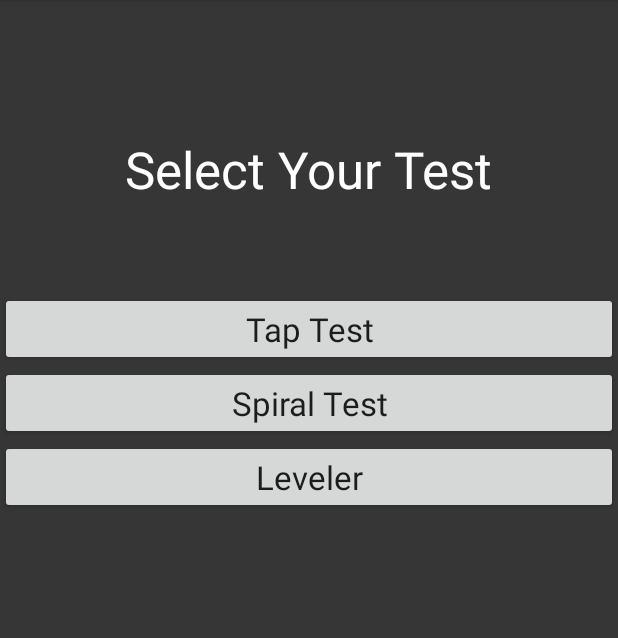
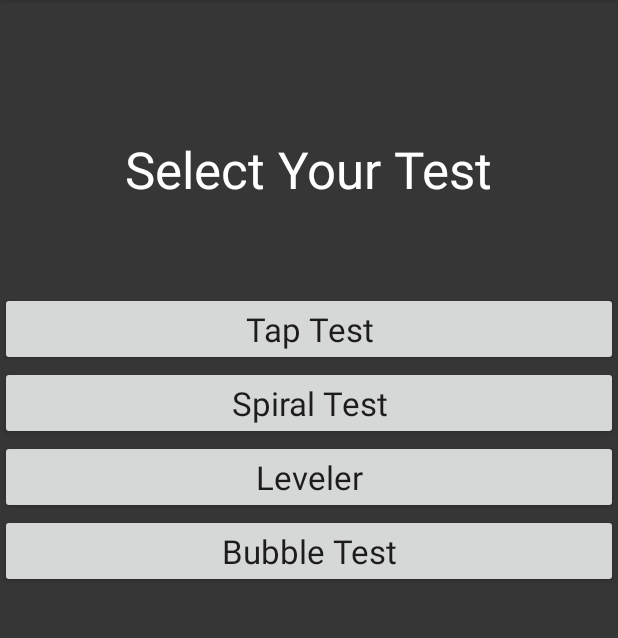
Before and after one commit to jaemoonpark/TapDemo, an Android app: the screen it shows after launch (WelcomeActivity), on a phone screen of 412 x 824 dp, the part 84-722 px from its top. Run offline under Robolectric (Android 15) with nearby library versions, the phone set to English and light mode, and no system bars.

Commit message:
Added the button and activity for BubbleTest

```diff
--- a/app/src/main/AndroidManifest.xml
+++ b/app/src/main/AndroidManifest.xml
@@ -19,7 +19,8 @@
         </activity>
         <activity android:name=".TapTestActivity" />
         <activity android:name=".SpiralActivity" />
-        <activity android:name=".LevelActivity"></activity>
+        <activity android:name=".LevelActivity" />
+        <activity android:name=".BubbleActivity"></activity>
     </application>
 
 </manifest>
--- a/app/src/main/java/com/example/pilot/WelcomeActivity.java
+++ b/app/src/main/java/com/example/pilot/WelcomeActivity.java
@@ -31,4 +31,9 @@ public class WelcomeActivity extends AppCompatActivity {
         Intent intent = new Intent(this, LevelActivity.class);
         startActivity(intent);
     }
+
+    public void bubbleTest(View view){
+        Intent intent = new Intent(this, BubbleActivity.class);
+        startActivity(intent);
+    }
 }
--- a/app/src/main/res/layout/activity_welcome.xml
+++ b/app/src/main/res/layout/activity_welcome.xml
@@ -40,6 +40,17 @@
         android:id="@+id/button3"
         android:textAppearance="@android:style/TextAppearance.DeviceDefault.Large" />
 
+    <Button
+        android:text="Bubble Test"
+        android:layout_width="match_parent"
+        android:layout_height="wrap_content"
+        android:onClick="bubbleTest"
+        android:layout_below="@+id/button3"
+        android:layout_alignParentLeft="true"
+        android:layout_alignParentStart="true"
+        android:id="@+id/bubble_btn"
+        android:textAppearance="@android:style/TextAppearance.DeviceDefault.Large" />
+
     <TextView
         android:text="Select Your Test"
         android:layout_width="wrap_content"
```
Also changed, not shown: app/src/main/java/com/example/pilot/BubbleActivity.java (added, +13 -0 lines), app/src/main/res/layout/activity_bubble.xml (added, +13 -0 lines).
